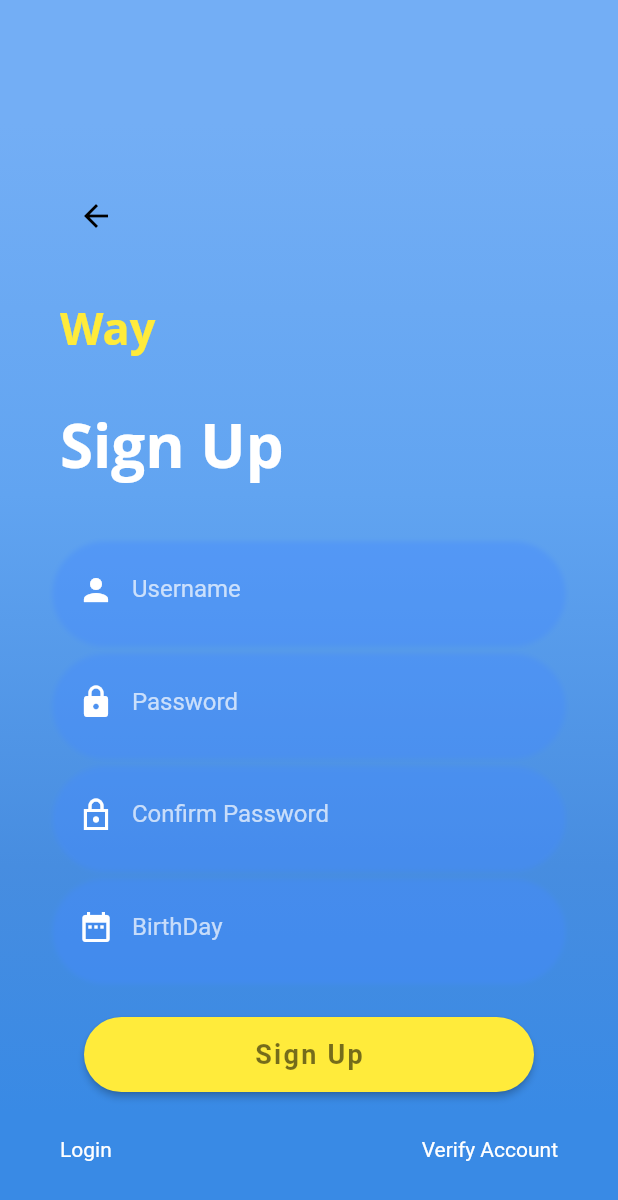
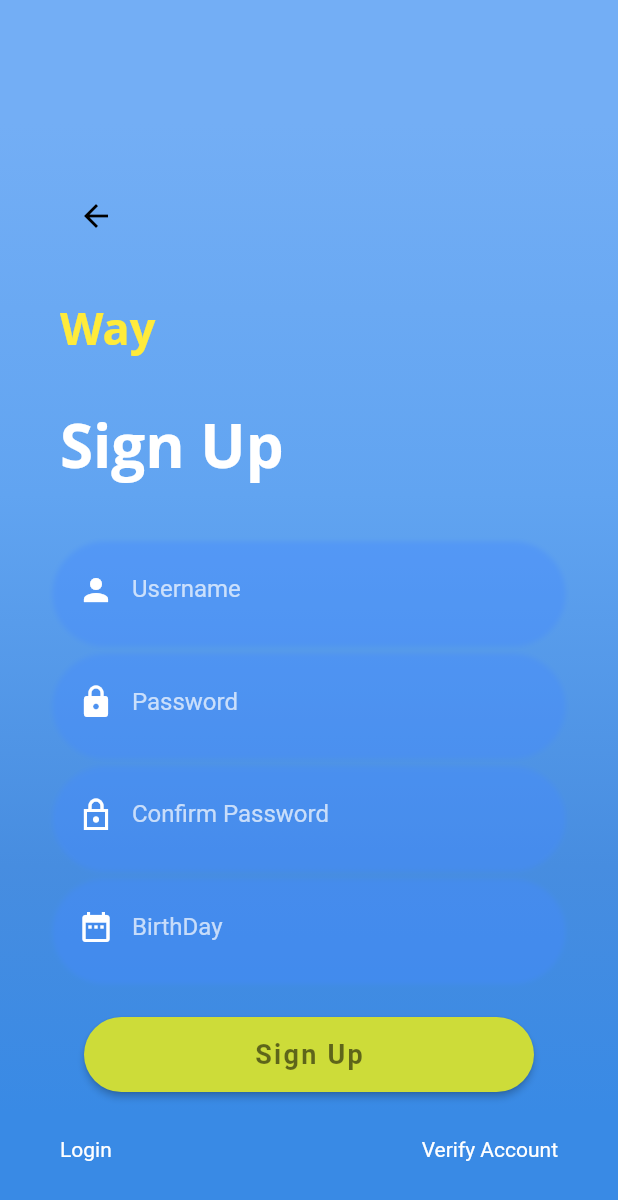
Before and after one commit to princebobby16/way-app, a Flutter app: the screen it shows after launch, after a tap on "Next", on a phone screen of 412 x 824 dp. Shown: the top 1200 px of the screen. Run offline on Flutter 3.47's test engine with Material 2 defaults, Android fonts, the phone set to English and light mode, and no system bars; drawn by our look-alikes of rounded_loading_button; our stand-ins replace google_maps_flutter, location, shared_preferences; network calls fail; Roboto replaces fonts that are missing (Open Sans).

Commit message:
button modifications

```diff
--- a/lib/src/screens/signup_cont.dart
+++ b/lib/src/screens/signup_cont.dart
@@ -3,7 +3,8 @@ import 'dart:async';
 import 'package:flutter/material.dart';
 import 'package:flutter/services.dart';
 import 'package:rounded_loading_button/rounded_loading_button.dart';
-import 'package:shared_preferences/shared_preferences.dart' show SharedPreferences;
+import 'package:shared_preferences/shared_preferences.dart'
+    show SharedPreferences;
 import 'package:way_app/src/components/alert_box.dart';
 import 'package:way_app/src/components/input_field.dart';
 import 'package:way_app/src/models/user.dart' as user;
@@ -28,8 +29,8 @@ class _SignUpContState extends State<SignUpCont> {
   late final TextEditingController password = TextEditingController();
   late final TextEditingController passwordConf = TextEditingController();
   late final TextEditingController birthDay = TextEditingController();
-  final RoundedLoadingButtonController _btnController = RoundedLoadingButtonController();
-
+  final RoundedLoadingButtonController _btnController =
+      RoundedLoadingButtonController();
 
   Widget _buildUsername() {
     return WayInput(
@@ -138,49 +139,19 @@ class _SignUpContState extends State<SignUpCont> {
                       SizedBox(height: 15),
                       _buildBirthDay(),
                       SizedBox(height: 30),
-
                       RoundedLoadingButton(
                         controller: _btnController,
                         onPressed: () async {
                           await continueToNextScreen(args, context);
                         },
-                        color: Colors.yellow,
+                        color: Colors.lime,
                         child: Text('Sign Up',
                             style: TextStyle(
                                 color: Colors.black54,
                                 fontSize: 18.0,
                                 letterSpacing: 1.5,
-                                fontWeight: FontWeight.bold
-                          )
+                                fontWeight: FontWeight.bold)),
                       ),
-                      ),
-
-                      // ElevatedButton(
-                      //   style: ButtonStyle(
-                      //       foregroundColor:
-                      //           MaterialStateProperty.all<Color>(Colors.white),
-                      //       backgroundColor:
-                      //           MaterialStateProperty.all<Color>(Colors.lime),
-                      //       padding: MaterialStateProperty.all(
-                      //           EdgeInsets.symmetric(vertical: 17.0)),
-                      //       shape: MaterialStateProperty.all<
-                      //           RoundedRectangleBorder>(RoundedRectangleBorder(
-                      //         borderRadius:
-                      //             BorderRadius.all(Radius.circular(40.0)),
-                      //       ))),
-                      //   onPressed: () async {
-                      //     // send dat to the server and continue
-                      //     await continueToNextScreen(args, context);
-                      //   },
-                      //   child: Center(
-                      //     child: Text('Sign Up',
-                      //         style: TextStyle(
-                      //             fontSize: 18.0,
-                      //             fontWeight: FontWeight.bold,
-                      //             color: Colors.black54,
-                      //             letterSpacing: 1.5)),
-                      //   ),
-                      // ),
                       SizedBox(height: 30),
                       Row(
                         mainAxisAlignment: MainAxisAlignment.spaceBetween,
@@ -207,17 +178,21 @@ class _SignUpContState extends State<SignUpCont> {
     );
   }
 
-  Future<void> continueToNextScreen(SignupScreenDetails args, BuildContext context) async {
+  Future<void> continueToNextScreen(
+      SignupScreenDetails args, BuildContext context) async {
     var data = await sendDataToServer(args, context);
 
     if (data.ok == false) {
       Timer(Duration(seconds: 2), () {
+        Timer(Duration(seconds: 1), () {
           _btnController.reset();
+        });
+        _btnController.error();
       });
       return;
     }
 
-    Timer(Duration(seconds: 3), () {
+    Timer(Duration(seconds: 2), () {
       _btnController.success();
     });
 
@@ -228,11 +203,10 @@ class _SignUpContState extends State<SignUpCont> {
             phoneNumber: args.phoneNumber));
   }
 
-  Future<RequestData> sendDataToServer(SignupScreenDetails args, BuildContext context) async {
+  Future<RequestData> sendDataToServer(
+      SignupScreenDetails args, BuildContext context) async {
     print(args.firstName + ' === ' + args.lastName);
-    print(username.text.toString() +
-        ' === ' +
-        password.text.toString());
+    print(username.text.toString() + ' === ' + password.text.toString());
 
     // for storing data on the disk
     final prefs = await SharedPreferences.getInstance();
@@ -272,18 +246,18 @@ class _SignUpContState extends State<SignUpCont> {
   Future<void> showAlert(BuildContext context, user.Resp resp) async {
     await showDialog<void>(
       context: context,
-      builder: (BuildContext context) =>
-          WayAlertBox(message: resp.message, title: 'Error',),
+      builder: (BuildContext context) => WayAlertBox(
+        message: resp.message,
+        title: 'Error',
+      ),
     );
   }
 }
 
 // for implementing returning two variables from a function like in golang
 class RequestData {
-
   RequestData(this.preferences, this.ok);
 
   final SharedPreferences preferences;
   final bool ok;
-
 }
```
Lines whose indentation alone changed are shown as unchanged.
